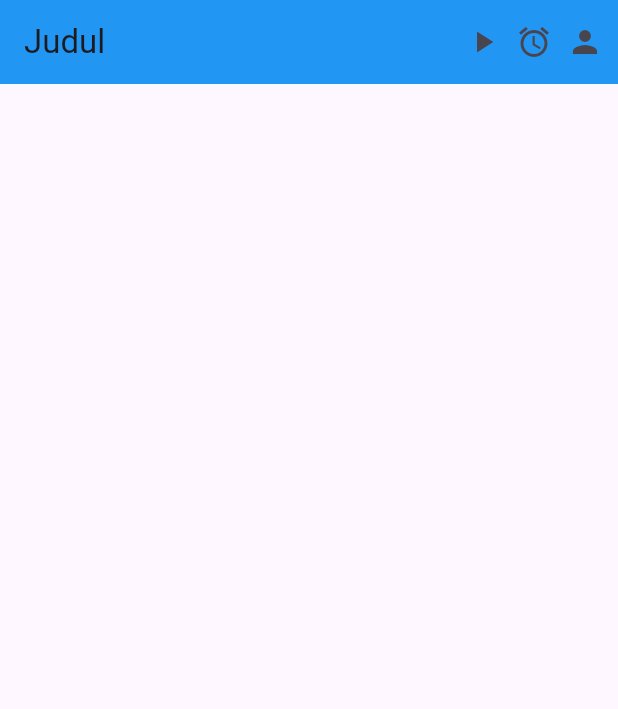
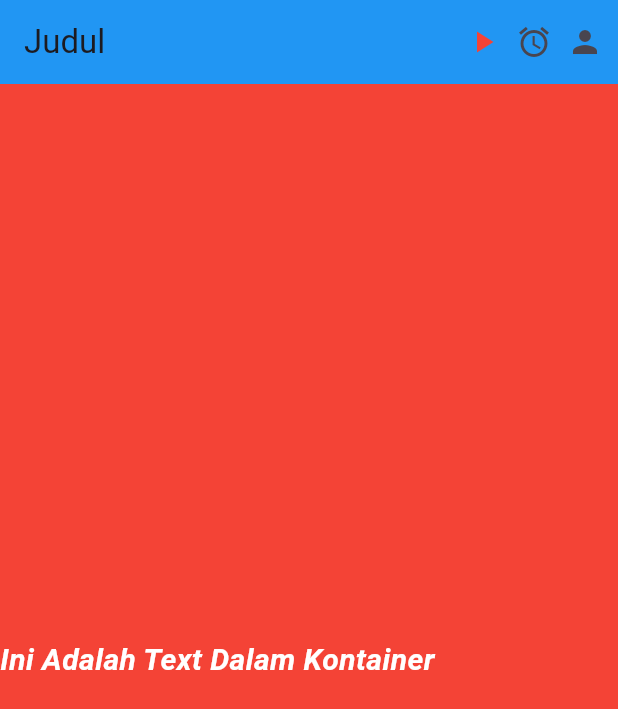
Before and after one commit to IhzaAnasrulloh/belajar_flutter_again, a Flutter app: the screen it shows after launch, on a phone screen of 412 x 824 dp. Shown: the top 709 px of the screen. Run offline on Flutter 3.47's test engine with Material 3 defaults, Android fonts, the phone set to English and light mode, and no system bars.

Commit message:
menambah child

```diff
--- a/lib/main.dart
+++ b/lib/main.dart
@@ -27,7 +27,7 @@ class Home extends StatelessWidget {
               title: Text("Judul"),
               backgroundColor: Colors.blue,
               actions: [
-                Icon(Icons.play_arrow),
+                Icon(Icons.play_arrow, color: Colors.red,),
                 SizedBox(width: 10,),
                 Icon(Icons.access_alarm),
                 SizedBox(width: 10,),
@@ -35,13 +35,15 @@ class Home extends StatelessWidget {
                 SizedBox(width: 10,),
               ],
             ),
-            body: SingleChildScrollView(
-              child: Container(
-                padding: const EdgeInsets.all(20.0),
-                child: const Column(
-                  children: [],
-                ),
-              ),
+            body: Container(
+              alignment: Alignment.center,
+              color: Colors.red,
+              child: Row(children :
+                    [Text("Ini Adalah Text Dalam Kontainer",
+                        style: TextStyle(fontSize: 20,
+                        color: Colors.white,
+                        fontWeight: FontWeight.bold,
+                        fontStyle: FontStyle.italic,),)],), //Text("Ini Adalaah Text Dalam Kontainer", style: TextStyle(fontSize: 20,),
             ),
           );
   }
```
